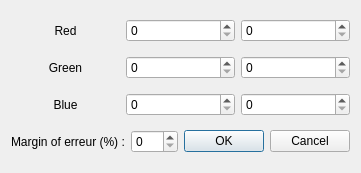
Above: RgbDialog.ui from ckeleshi/ptrans before the change. Below: the same form after it.
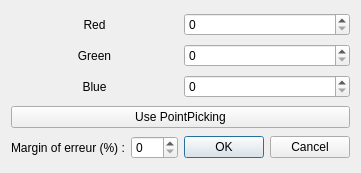
That is the form after the change.

Commit message: correction sous-scans + modif UI filtre RGB

The edit to the form file:
```diff
--- a/RgbDialog.ui
+++ b/RgbDialog.ui
@@ -33,14 +33,7 @@
       </widget>
      </item>
      <item>
-      <widget class="QSpinBox" name="red_min">
-       <property name="maximum">
-        <number>255</number>
-       </property>
-      </widget>
-     </item>
-     <item>
-      <widget class="QSpinBox" name="red_max">
+      <widget class="QSpinBox" name="area_red">
        <property name="maximum">
         <number>255</number>
        </property>
@@ -67,19 +60,6 @@
        </property>
       </widget>
      </item>
-     <item>
-      <widget class="QSpinBox" name="green_max">
-       <property name="enabled">
-        <bool>true</bool>
-       </property>
-       <property name="maximum">
-        <number>255</number>
-       </property>
-       <property name="value">
-        <number>0</number>
-       </property>
-      </widget>
-     </item>
     </layout>
    </item>
    <item>
@@ -95,14 +75,7 @@
       </widget>
      </item>
      <item>
-      <widget class="QSpinBox" name="blue_min">
-       <property name="maximum">
-        <number>255</number>
-       </property>
-      </widget>
-     </item>
-     <item>
-      <widget class="QSpinBox" name="blue_max">
+      <widget class="QSpinBox" name="area_blue">
        <property name="maximum">
         <number>255</number>
        </property>
@@ -110,6 +83,16 @@
      </item>
     </layout>
    </item>
+   <item>
+    <widget class="QPushButton" name="pushButton">
+     <property name="cursor">
+      <cursorShape>ArrowCursor</cursorShape>
+     </property>
+     <property name="text">
+      <string>Use PointPicking</string>
+     </property>
+    </widget>
+   </item>
    <item>
     <layout class="QHBoxLayout" name="horizontalLayout_bottom">
      <item>
```
Left out of the diff: 2 changed lines with no effect on the pictures. The commit also changes 1 other file.
